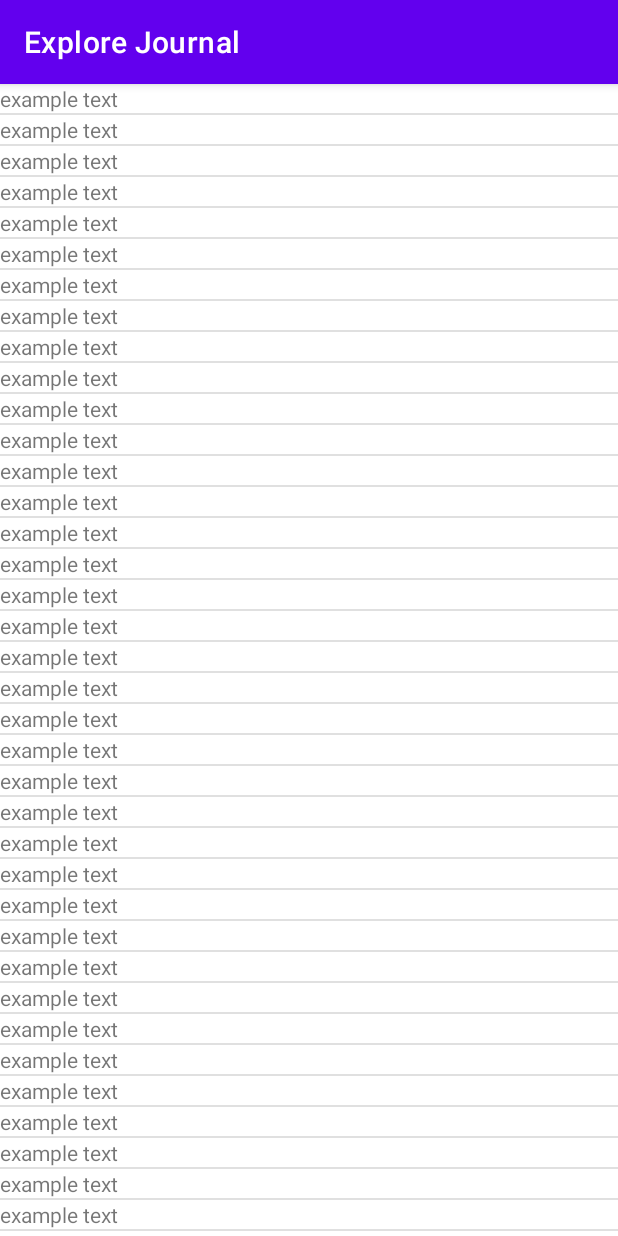
After one commit to Zoeybiulala/swe-project, an Android app: the ScrollList screen opened directly, with no data from a screen before it, on a phone screen of 412 x 824 dp. The commit adds this screen. Run offline under Robolectric (Android 15) with nearby library versions, the phone set to English and light mode, and no system bars.

Commit message:
Adding activity with example scrollable list

```diff
--- a/ExploreJournal/app/src/main/AndroidManifest.xml
+++ b/ExploreJournal/app/src/main/AndroidManifest.xml
@@ -3,14 +3,17 @@
     package="com.example.explorejournal">
 
     <application
+        android:name=".RealmApp"
         android:allowBackup="true"
         android:icon="@mipmap/ic_launcher"
         android:label="@string/app_name"
         android:roundIcon="@mipmap/ic_launcher_round"
         android:supportsRtl="true"
-        android:theme="@style/Theme.ExploreJournal"
-        android:name=".RealmApp">
-        <activity android:name=".SampleResult"></activity>
+        android:theme="@style/Theme.ExploreJournal">
+        <activity
+            android:name=".simplelistexample.ScrollList"
+            android:exported="false" />
+        <activity android:name=".SampleResult" />
         <activity
             android:name=".MainActivity"
             android:exported="true">
--- a/ExploreJournal/app/src/main/java/com/example/explorejournal/MainActivity.java
+++ b/ExploreJournal/app/src/main/java/com/example/explorejournal/MainActivity.java
@@ -13,6 +13,7 @@ import android.os.Bundle;
 import android.util.Log;
 import android.view.View;
 
+import com.example.explorejournal.simplelistexample.ScrollList;
 import com.google.android.gms.auth.api.signin.GoogleSignIn;
 import com.google.android.gms.auth.api.signin.GoogleSignInAccount;
 import com.google.android.gms.auth.api.signin.GoogleSignInClient;
@@ -25,9 +26,6 @@ import org.bson.Document;
 import io.realm.mongodb.Credentials;
 import io.realm.mongodb.User;
 import io.realm.mongodb.auth.GoogleAuthType;
-import io.realm.mongodb.mongo.MongoClient;
-import io.realm.mongodb.mongo.MongoCollection;
-import io.realm.mongodb.mongo.MongoDatabase;
 
 public class MainActivity extends AppCompatActivity {
 
@@ -77,7 +75,6 @@ public class MainActivity extends AppCompatActivity {
 
                         // TODO: update UI method, follow https://www.youtube.com/watch?v=k0TUwjxr8LE
 
-                        // TODO code to insert user into database!
                         User user = app.currentUser();
                         System.out.println(user.getId());
                         System.out.println("profile" + user.getProfile().getName());
@@ -86,7 +83,7 @@ public class MainActivity extends AppCompatActivity {
                         // access the user's data, which will trigger the express app to create a new entry
                         // if that user does not already have one.
 
-                        startActivity(new Intent(this, SampleResult.class));
+                        startActivity(new Intent(this, ScrollList.class));
                         Log.v("AUTH",
                                 "Successfully logged in to MongoDB Realm using Google OAuth.");
                     } else {
--- /dev/null
+++ b/ExploreJournal/app/src/main/java/com/example/explorejournal/simplelistexample/RecyclerViewStringAdapter.java
@@ -0,0 +1,46 @@
+package com.example.explorejournal.simplelistexample;
+
+import android.content.Context;
+import android.view.LayoutInflater;
+import android.view.View;
+import android.view.ViewGroup;
+
+import androidx.annotation.NonNull;
+import androidx.recyclerview.widget.RecyclerView;
+
+import com.example.explorejournal.R;
+
+public class RecyclerViewStringAdapter extends RecyclerView.Adapter<RecyclerViewStringAdapter.ViewHolder>{
+
+    // Referenced from here: https://stackoverflow.com/questions/40584424/simple-android-recyclerview-example
+
+    private LayoutInflater mInflater;
+
+    public RecyclerViewStringAdapter(Context context){
+        this.mInflater = LayoutInflater.from(context);
+    }
+
+    @NonNull
+    @Override
+    public ViewHolder onCreateViewHolder(@NonNull ViewGroup parent, int viewType) {
+        View view = mInflater.inflate(R.layout.example_scroll_row, parent, false);
+        return new ViewHolder(view);
+    }
+
+    @Override
+    public void onBindViewHolder(@NonNull ViewHolder holder, int position) {
+        // We would set the data here if it were not a fixed string
+        return;
+    }
+
+    @Override
+    public int getItemCount() {
+        return 100;
+    }
+
+    public class ViewHolder extends RecyclerView.ViewHolder{
+        public ViewHolder(@NonNull View itemView) {
+            super(itemView);
+        }
+    }
+}
--- /dev/null
+++ b/ExploreJournal/app/src/main/java/com/example/explorejournal/simplelistexample/ScrollList.java
@@ -0,0 +1,29 @@
+package com.example.explorejournal.simplelistexample;
+
+import androidx.appcompat.app.AppCompatActivity;
+import androidx.recyclerview.widget.DividerItemDecoration;
+import androidx.recyclerview.widget.LinearLayoutManager;
+import androidx.recyclerview.widget.RecyclerView;
+
+import android.os.Bundle;
+
+import com.example.explorejournal.R;
+import com.example.explorejournal.simplelistexample.RecyclerViewStringAdapter;
+
+public class ScrollList extends AppCompatActivity {
+
+    // Referenced from here: https://stackoverflow.com/questions/40584424/simple-android-recyclerview-example
+
+    @Override
+    protected void onCreate(Bundle savedInstanceState) {
+        super.onCreate(savedInstanceState);
+        setContentView(R.layout.activity_scroll_list);
+
+        RecyclerView recyclerView = findViewById(R.id.ExampleRecyclerView);
+        recyclerView.setLayoutManager(new LinearLayoutManager(this));
+        recyclerView.setAdapter(new RecyclerViewStringAdapter(this));
+        DividerItemDecoration dividerItemDecoration = new DividerItemDecoration(recyclerView.getContext(),
+                ((LinearLayoutManager)(recyclerView.getLayoutManager())).getOrientation());
+        recyclerView.addItemDecoration(dividerItemDecoration);
+    }
+}
--- /dev/null
+++ b/ExploreJournal/app/src/main/res/layout/activity_scroll_list.xml
@@ -0,0 +1,17 @@
+<?xml version="1.0" encoding="utf-8"?>
+<androidx.constraintlayout.widget.ConstraintLayout xmlns:android="http://schemas.android.com/apk/res/android"
+    xmlns:app="http://schemas.android.com/apk/res-auto"
+    xmlns:tools="http://schemas.android.com/tools"
+    android:layout_width="match_parent"
+    android:layout_height="match_parent"
+    tools:context=".simplelistexample.ScrollList">
+
+    <androidx.recyclerview.widget.RecyclerView
+        android:id="@+id/ExampleRecyclerView"
+        android:layout_width="match_parent"
+        android:layout_height="match_parent"
+        app:layout_constraintBottom_toBottomOf="parent"
+        app:layout_constraintEnd_toEndOf="parent"
+        app:layout_constraintStart_toStartOf="parent"
+        app:layout_constraintTop_toTopOf="parent" />
+</androidx.constraintlayout.widget.ConstraintLayout>
--- /dev/null
+++ b/ExploreJournal/app/src/main/res/layout/example_scroll_row.xml
@@ -0,0 +1,14 @@
+<?xml version="1.0" encoding="utf-8"?>
+<LinearLayout xmlns:android="http://schemas.android.com/apk/res/android"
+    android:layout_width="match_parent"
+    android:layout_height="wrap_content">
+
+    <TextView
+        android:id="@+id/FixedTextView"
+        android:layout_width="match_parent"
+        android:layout_height="wrap_content"
+        android:text="example text">
+
+    </TextView>
+
+</LinearLayout>
```
